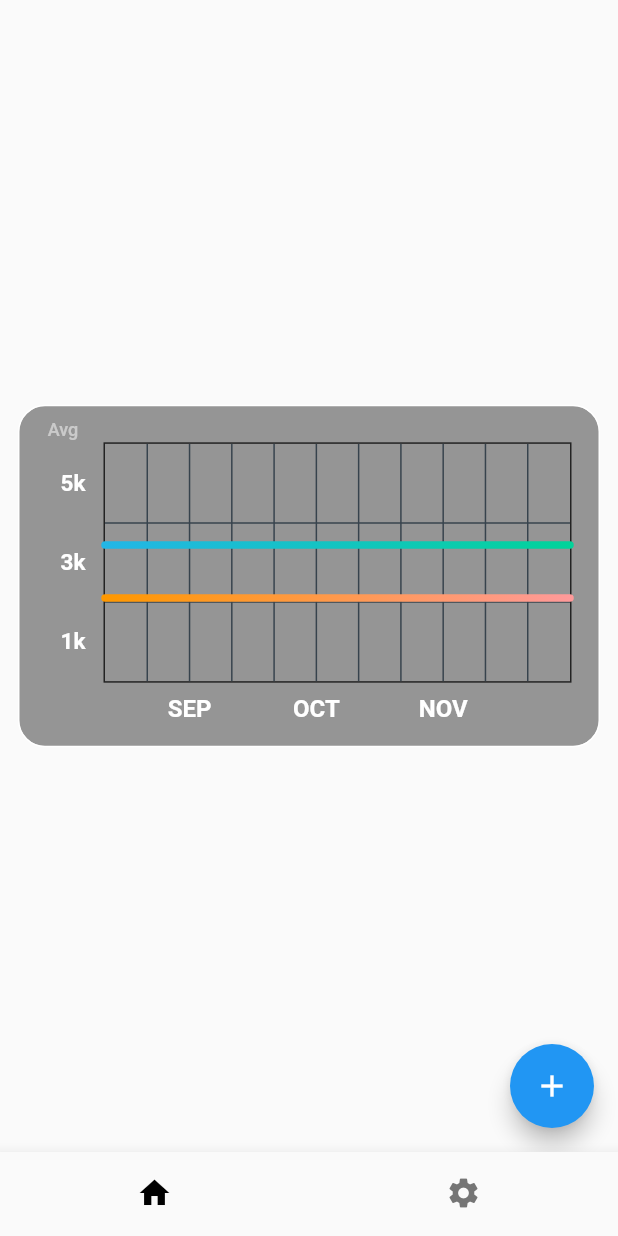
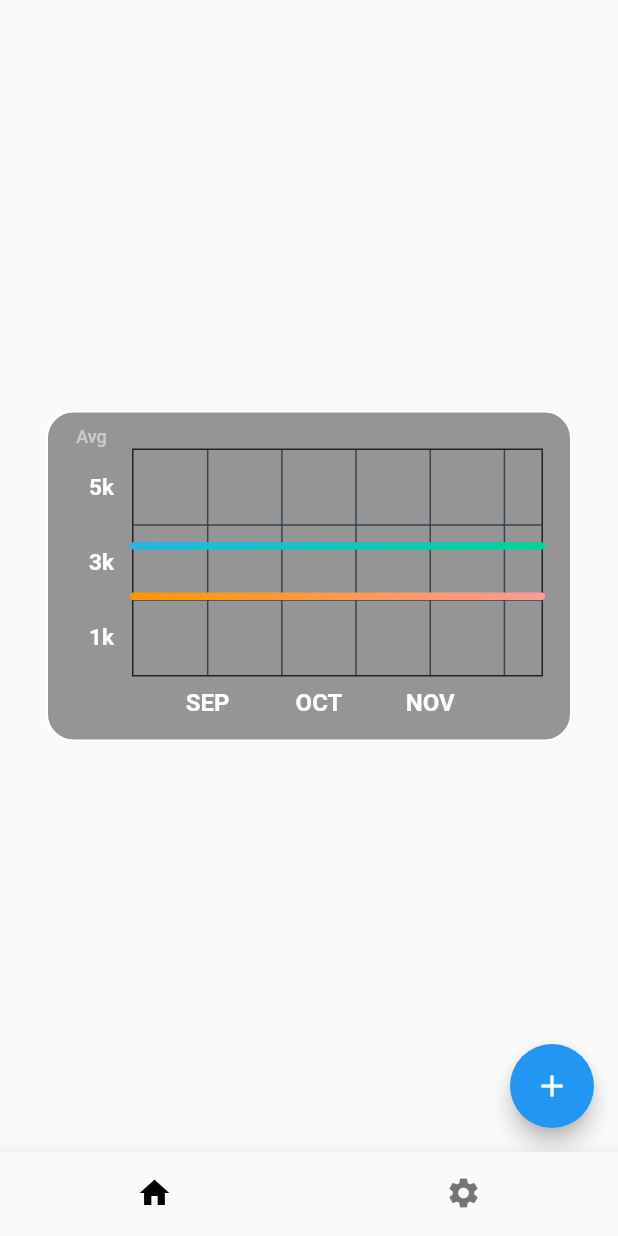
Before and after one commit to ProjektyStudenckie/fineance, a Flutter app: the HomePage screen opened by its route, after a tap on "Avg", on a phone screen of 412 x 824 dp. Run offline on Flutter 3.47's test engine with Material 2 defaults, Android fonts, the phone set to English and light mode, and no system bars; drawn by our look-alikes of fl_chart; our stand-ins replace auto_route, bloc, easy_localization, equatable, flutter_bloc, form_field_validator and 5 more; missing offline and left inert: crypt, fimber, quick_actions; accounts and stored records are empty.

Commit message:
Add requested changes.

```diff
--- a/lib/components/fineance_chart.dart
+++ b/lib/components/fineance_chart.dart
@@ -2,22 +2,117 @@ import 'package:fineance/style/colors.dart';
 import 'package:fl_chart/fl_chart.dart';
 import 'package:flutter/material.dart';
 
-LineChartData fineanceChart({
+class FineanceChart extends StatefulWidget {
+  const FineanceChart({
+    required this.showAvg,
+    required this.setShowAvg,
+    required this.bottomTexts,
+    required this.bottomTextsPlacement,
+    required this.sideTexts,
+    required this.sideTextsPlacement,
+    required this.spots,
+    required this.spotsColors,
+  });
+  final bool showAvg;
+  final VoidCallback setShowAvg;
+  final List<String> bottomTexts;
+  final List<int> bottomTextsPlacement;
+  final List<String> sideTexts;
+  final List<int> sideTextsPlacement;
+  final List<List<FlSpot>> spots;
+  final List<List<Color>> spotsColors;
+
+  @override
+  State<FineanceChart> createState() => _FineanceChartState();
+}
+
+class _FineanceChartState extends State<FineanceChart> {
+  @override
+  Widget build(BuildContext context) {
+    return Stack(
+      children: <Widget>[
+        _chartContainer(
+          sideTextsPlacement: widget.sideTextsPlacement,
+          bottomTextsPlacement: widget.bottomTextsPlacement,
+          spotsColors: widget.spotsColors,
+          isDarkMode: Theme.of(context).brightness == Brightness.dark,
+          spots: widget.spots,
+          sideTexts: widget.sideTexts,
+          bottomTexts: widget.bottomTexts,
+        ),
+        _avgButton(
+          setShowAvg: () => widget.setShowAvg(),
+          showAvg: widget.showAvg,
+        ),
+      ],
+    );
+  }
+}
+
+Widget _chartContainer({
   required bool isDarkMode,
   required List<String> bottomTexts,
+  required List<int> bottomTextsPlacement,
   required List<String> sideTexts,
-  required List<FlSpot> earningSpots,
-  required List<FlSpot> spendingSpots,
+  required List<int> sideTextsPlacement,
+  required List<List<FlSpot>> spots,
+  required List<List<Color>> spotsColors,
+}) =>
+    SizedBox(
+      width: 350.0,
+      height: 220.0,
+      child: Container(
+        decoration: BoxDecoration(
+          border: Border.all(
+            color: isDarkMode ? AppColors.grey : AppColors.white,
+          ),
+          borderRadius: const BorderRadius.all(
+            Radius.circular(18),
+          ),
+          color: isDarkMode ? AppColors.darkGrey : AppColors.grey,
+        ),
+        child: Padding(
+          padding: const EdgeInsets.only(
+              right: 18.0, left: 12.0, top: 24, bottom: 12),
+          child: LineChart(
+            _chart(
+              isDarkMode: isDarkMode,
+              sideTexts: sideTexts,
+              bottomTexts: bottomTexts,
+              spots: spots,
+              spotsColors: spotsColors,
+              sideTextsPlacement: sideTextsPlacement,
+              bottomTextsPlacement: bottomTextsPlacement,
+            ), // showAvg
+          ),
+        ),
+      ),
+    );
+
+LineChartData _chart({
+  required bool isDarkMode,
+  required List<String> bottomTexts,
+  required List<int> bottomTextsPlacement,
+  required List<String> sideTexts,
+  required List<int> sideTextsPlacement,
+  required List<List<FlSpot>> spots,
+  required List<List<Color>> spotsColors,
 }) {
   return LineChartData(
     gridData: _grid(isDarkMode),
-    titlesData: _titles(bottomTexts, sideTexts),
+    titlesData: _titles(
+      sideTexts: sideTexts,
+      bottomTexts: bottomTexts,
+      sideTextPlacement: sideTextsPlacement,
+      bottomTextsPlacement: bottomTextsPlacement,
+    ),
     borderData: _border(isDarkMode),
     minX: 0,
     maxX: 11,
     minY: 0,
     maxY: 6,
-    lineBarsData: [_earningLine(earningSpots), _spendingLine(spendingSpots)],
+    lineBarsData: List.generate(spots.length,
+        (index) => _line(spots: spots[index], lineColor: spotsColors[index])),
   );
 }
 
@@ -34,13 +129,18 @@ FlGridData _grid(bool isDarkMode) => FlGridData(
       ),
     );
 
-FlTitlesData _titles(List<String> bottomTexts, List<String> sideTexts) =>
+FlTitlesData _titles({
+  required List<String> bottomTexts,
+  required List<String> sideTexts,
+  required List<int> sideTextPlacement,
+  required List<int> bottomTextsPlacement,
+}) =>
     FlTitlesData(
       show: true,
       rightTitles: SideTitles(showTitles: false),
       topTitles: SideTitles(showTitles: false),
-      bottomTitles: _bottomTexts(bottomTexts),
-      leftTitles: _sideTexts(sideTexts),
+      bottomTitles: _bottomTexts(bottomTexts, bottomTextsPlacement),
+      leftTitles: _sideTexts(sideTexts, sideTextPlacement),
     );
 
 FlBorderData _border(bool isDarkMode) => FlBorderData(
@@ -51,7 +151,7 @@ FlBorderData _border(bool isDarkMode) => FlBorderData(
       ),
     );
 
-SideTitles _sideTexts(List<String> texts) => SideTitles(
+SideTitles _sideTexts(List<String> texts, List<int> placement) => SideTitles(
       showTitles: true,
       interval: 1,
       reservedSize: 32,
@@ -62,19 +162,14 @@ SideTitles _sideTexts(List<String> texts) => SideTitles(
         fontSize: 15,
       ),
       getTitles: (value) {
-        switch (value.toInt()) {
-          case 1:
-            return texts[0];
-          case 3:
-            return texts[1];
-          case 5:
-            return texts[2];
+        for (int i = 0; i < placement.length; i++) {
+          if (value.toInt() == placement[i]) return texts[i];
         }
         return '';
       },
     );
 
-SideTitles _bottomTexts(List<String> texts) => SideTitles(
+SideTitles _bottomTexts(List<String> texts, List<int> placement) => SideTitles(
       showTitles: true,
       reservedSize: 22,
       interval: 1,
@@ -85,42 +180,36 @@ SideTitles _bottomTexts(List<String> texts) => SideTitles(
         fontSize: 16,
       ),
       getTitles: (value) {
-        switch (value.toInt()) {
-          case 2:
-            return texts[0];
-          case 5:
-            return texts[1];
-          case 8:
-            return texts[2];
+        for (int i = 0; i < placement.length; i++) {
+          if (value.toInt() == placement[i]) return texts[i];
         }
         return '';
       },
     );
 
-LineChartBarData _earningLine(List<FlSpot> spots) => LineChartBarData(
+LineChartBarData _line(
+        {required List<FlSpot> spots, required List<Color> lineColor}) =>
+    LineChartBarData(
       spots: spots,
       isCurved: true,
-      colors: _earningLineColor,
+      colors: lineColor,
       barWidth: 5,
       isStrokeCapRound: true,
       dotData: FlDotData(show: false),
     );
 
-LineChartBarData _spendingLine(List<FlSpot> spots) => LineChartBarData(
-      spots: spots,
-      isCurved: true,
-      colors: _spendingLineColor,
-      barWidth: 5,
-      isStrokeCapRound: true,
-      dotData: FlDotData(show: false),
+Widget _avgButton({required VoidCallback setShowAvg, required bool showAvg}) =>
+    SizedBox(
+      width: 60,
+      height: 34,
+      child: TextButton(
+        onPressed: () => setShowAvg(),
+        child: Text(
+          'Avg',
+          style: TextStyle(
+            fontSize: 12,
+            color: showAvg ? Colors.white.withOpacity(0.5) : Colors.white,
+          ),
+        ),
+      ),
     );
-
-List<Color> _earningLineColor = [
-  const Color(0xff23b6e6),
-  const Color(0xff02d39a),
-];
-
-List<Color> _spendingLineColor = [
-  Colors.orange,
-  AppColors.red,
-];
--- a/lib/presentation/home/home_page.dart
+++ b/lib/presentation/home/home_page.dart
@@ -22,67 +22,22 @@ class _HomePageState extends State<HomePage> {
           context.router.push(const IncomeExpenseRoute());
         },
       ),
-      body: Center(
-          child:
-              _chartWithButton(Theme.of(context).brightness == Brightness.dark)),
+      body: Center(child: _chart()),
     );
   }
 
-  Widget _chartWithButton(bool isDarkMode) => Padding(
-        padding: const EdgeInsets.symmetric(horizontal: 12.0),
-        child: Stack(
-          children: <Widget>[
-            _chart(isDarkMode),
-            _avgButton(),
-          ],
-        ),
-      );
-
-  Widget _chart(bool isDarkMode) => AspectRatio(
-        aspectRatio: 1.70,
-        child: Container(
-          decoration: BoxDecoration(
-            border: Border.all(
-              color: isDarkMode ? AppColors.grey : AppColors.white,
-            ),
-            borderRadius: const BorderRadius.all(
-              Radius.circular(18),
-            ),
-            color: isDarkMode ? AppColors.darkGrey : AppColors.grey,
-          ),
-          child: Padding(
-            padding: const EdgeInsets.only(
-                right: 18.0, left: 12.0, top: 24, bottom: 12),
-            child: LineChart(
-              fineanceChart(
-                isDarkMode: isDarkMode,
-                sideTexts: ['1k', '3k', '5k'],
-                bottomTexts: ['SEP', 'OCT', 'NOV'],
-                earningSpots: _earningSpots(),
-                spendingSpots: _spendingSpots(),
-              ), // showAvg
-            ),
-          ),
-        ),
-      );
-
-  Widget _avgButton() => SizedBox(
-        width: 60,
-        height: 34,
-        child: TextButton(
-          onPressed: () {
-            setState(() {
-              showAvg = !showAvg;
-            });
-          },
-          child: Text(
-            'Avg',
-            style: TextStyle(
-              fontSize: 12,
-              color: showAvg ? Colors.white.withOpacity(0.5) : Colors.white,
-            ),
-          ),
-        ),
+  Widget _chart() => FineanceChart(
+        showAvg: showAvg,
+        setShowAvg: () => setState(() => showAvg = !showAvg),
+        sideTexts: const ['1k', '3k', '5k'],
+        bottomTexts: const ['SEP', 'OCT', 'NOV'],
+        spots: [_earningSpots(), _spendingSpots()],
+        sideTextsPlacement: const [1, 3, 5],
+        bottomTextsPlacement: const [2, 5, 8],
+        spotsColors: const [
+          AppColors.earningLineColor,
+          AppColors.spendingLineColor
+        ],
       );
 
   List<FlSpot> _earningSpots() {
--- a/lib/style/colors.dart
+++ b/lib/style/colors.dart
@@ -3,12 +3,20 @@ import 'dart:ui';
 import 'package:flutter/material.dart';
 
 class AppColors {
-  static const blue = Color(0xFFADD8FF);
-  static const green = Color(0xFFA0F1D9);
-  static const red = Color(0xFFFF9A9A);
-  static const lightGrey = Color(0xFFE5E5E5);
-  static const grey = Color(0xFF959595);
-  static const darkGrey = Color(0xFF232323);
-  static const white = Color(0xFFFFFFFF);
-  static const black = Color(0xFF000000);
+  static const Color blue = Color(0xFFADD8FF);
+  static const Color green = Color(0xFFA0F1D9);
+  static const Color red = Color(0xFFFF9A9A);
+  static const Color lightGrey = Color(0xFFE5E5E5);
+  static const Color grey = Color(0xFF959595);
+  static const Color darkGrey = Color(0xFF232323);
+  static const Color white = Color(0xFFFFFFFF);
+  static const Color black = Color(0xFF000000);
+  static const List<Color> earningLineColor = [
+    Color(0xff23b6e6),
+    Color(0xff02d39a),
+  ];
+  static const List<Color> spendingLineColor = [
+    Colors.orange,
+    red,
+  ];
 }
```
